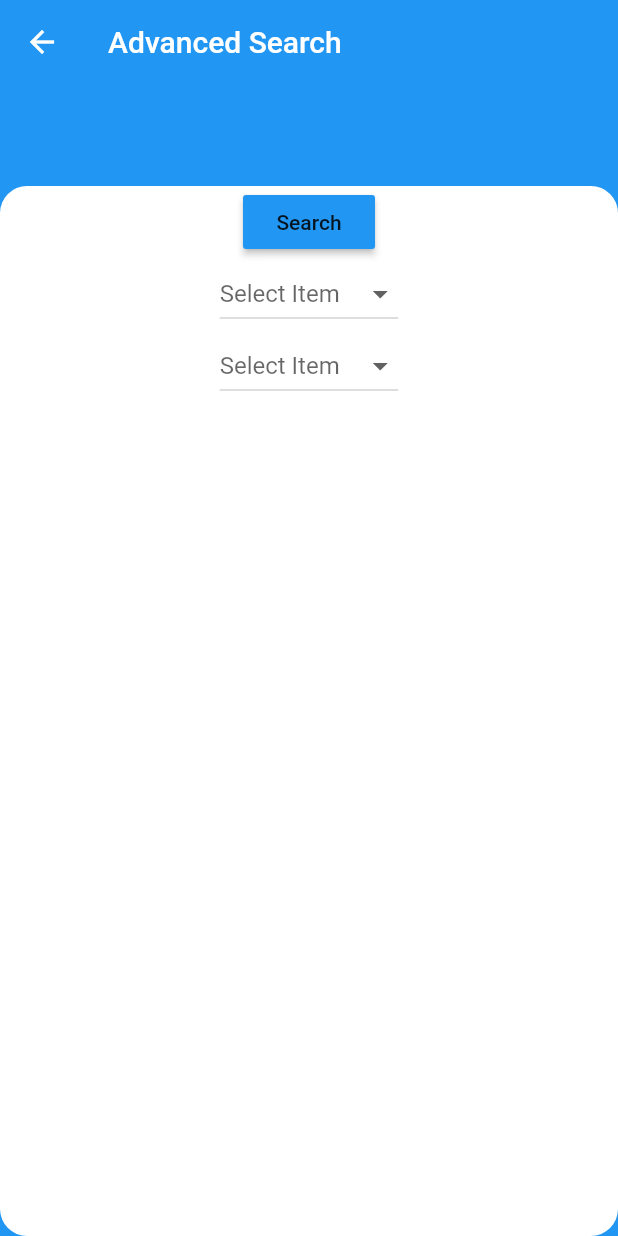
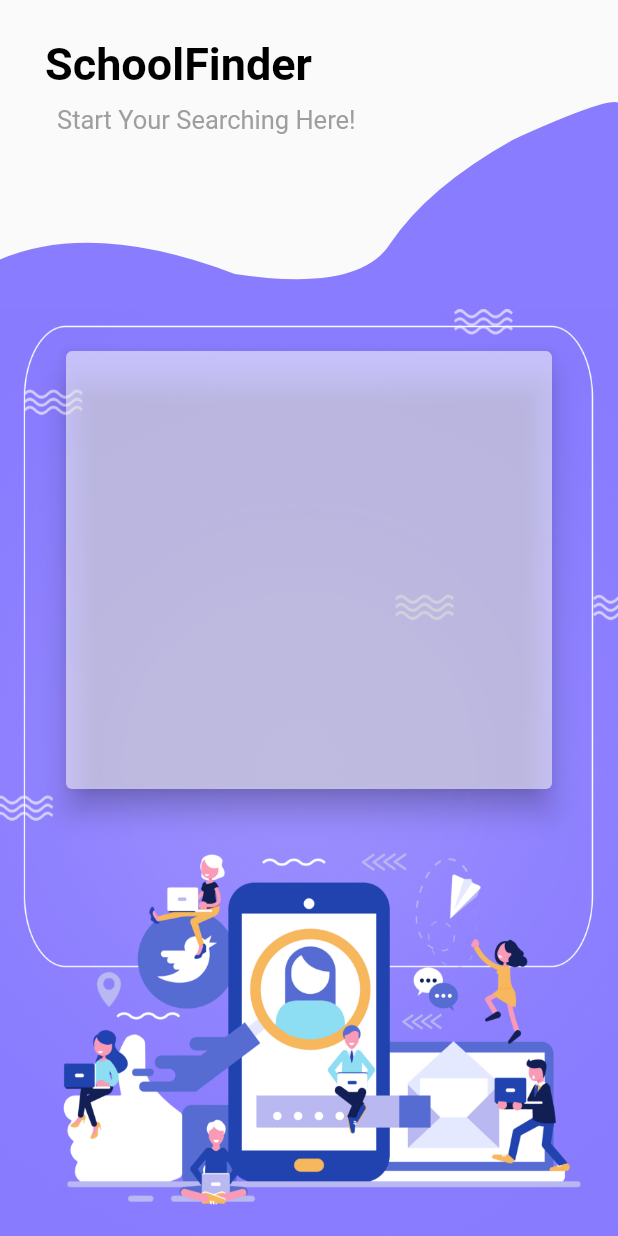
Before and after one commit to tb960/CZ2006-ntuSE, a Flutter app: the screen it shows after launch, after a tap on "Guest User", on a phone screen of 412 x 824 dp. Run offline on Flutter 3.47's test engine with Material 2 defaults, Android fonts, the phone set to English and light mode, and no system bars.

Commit message:
added search landing page screen

```diff
--- a/lib/advancedSearch.dart
+++ b/lib/advancedSearch.dart
@@ -46,6 +46,7 @@ class AdvancedSearchScreen extends StatelessWidget {
                 Container(
                   child: DropMenu(),
                 ),
+                SizedBox(height: 10.0),
                 Container(
                   child: DropMenu(),
                 ),
@@ -67,6 +68,13 @@ class _DropMenuState extends State<DropMenu> {
   @override
   Widget build(BuildContext context) {
     return Container(
+      padding: EdgeInsets.only(left:15.0),
+      width: 200.0,
+      decoration: BoxDecoration(
+        borderRadius: BorderRadius.circular(20.0),
+        color: Colors.grey,
+      ),
+      child: DropdownButtonHideUnderline(
         child: DropdownButton<String>(
           hint: Text('Select Item'),
           value: selectedUser,
@@ -89,6 +97,7 @@ class _DropMenuState extends State<DropMenu> {
             );
           }).toList(),
         ),
+      ),
     );
   }
 }
--- a/lib/home.dart
+++ b/lib/home.dart
@@ -56,7 +56,7 @@ class FirstPage extends StatelessWidget {
             ),
             GestureDetector(
               onTap: () {
-                Navigator.pushNamed(context, '/advancedSearch');
+                Navigator.pushNamed(context, '/searchLanding');
               },
               child: Text(
                 'Guest User',
--- a/lib/main.dart
+++ b/lib/main.dart
@@ -3,6 +3,7 @@ import 'home.dart';
 import 'login.dart';
 import 'signUp.dart';
 import 'advancedSearch.dart';
+import 'searchLandingPage.dart';
 
 void main() => runApp(MyApp());
 
@@ -15,6 +16,7 @@ class MyApp extends StatelessWidget {
         '/': (context) => FirstPage(),
         '/login': (context) => LoginScreen(),
         '/signUp': (context) => SignUpScreen(),
+        '/searchLanding':(context) => SearchLandingScreen(),
         '/advancedSearch': (context) => AdvancedSearchScreen(),
       },
     );
--- /dev/null
+++ b/lib/searchCriteria.dart
@@ -0,0 +1,7 @@
+class SearchCriteria{
+
+}
+
+//i should make a function to choose on which function should be execute to fetch the data from
+//the function should take in four String from this class
+//if any of the string is null it need to handle the null value of the string and try to choose one function to fetc the au
--- /dev/null
+++ b/lib/searchLandingPage.dart
@@ -0,0 +1,108 @@
+import 'package:flutter/material.dart';
+
+class SearchLandingScreen extends StatelessWidget {
+  @override
+  Widget build(BuildContext context) {
+    return Scaffold(
+      body: Container(
+        height: double.infinity,
+        width: double.infinity,
+        child: CustomPaint(
+          painter: CurvePainter(),
+          child: SafeArea(
+            child: Column(
+              crossAxisAlignment: CrossAxisAlignment.start,
+              mainAxisAlignment: MainAxisAlignment.start,
+              children: <Widget>[
+                Container(
+                  padding: EdgeInsets.only(left: 30.0, top: 25.0),
+                  child: Text(
+                    "SchoolFinder",
+                    style: TextStyle(
+                      color: Colors.black,
+                      fontSize: 30.0,
+                      fontWeight: FontWeight.bold,
+                    ),
+                  ),
+                ),
+                Container(
+                  padding: EdgeInsets.only(left: 38.0, top: 10.0),
+                  child: Text(
+                    "Start Your Searching Here!",
+                    style: TextStyle(
+                      color: Colors.grey,
+                      fontSize: 17.0,
+                    ),
+                  ),
+                ),
+                Expanded(
+                  child: Stack(
+                    children: <Widget>[
+                      Column(
+                        mainAxisAlignment: MainAxisAlignment.end,
+                        children: <Widget>[
+                          Container(
+                            child: Image(
+                              image: AssetImage('images/searchLandingPage.jpg'),
+                            ),
+                          ),
+                        ],
+                      ),
+                      Container(
+                        alignment: Alignment.topCenter,
+                        padding: new EdgeInsets.only(
+                            top: MediaQuery.of(context).size.height * 0.17,
+                            right: 40.0,
+                            left: 40.0),
+                        child: new Container(
+                          height: 300.0,
+                          width: MediaQuery.of(context).size.width,
+                          child: new Card(
+                            color: Color(0x8CFFFFFF),
+                            elevation: 8.0,
+                          ),
+                        ),
+                      )
+                    ],
+                  ),
+                ),
+              ],
+            ),
+          ),
+        ),
+      ),
+    );
+  }
+}
+
+class CurvePainter extends CustomPainter {
+  @override
+  void paint(Canvas canvas, Size size) {
+    var paint = Paint();
+    paint.color = Color(0xFF897CFF);
+    paint.style = PaintingStyle.fill;
+
+    var path = Path();
+
+    path.moveTo(0, size.height * 0.21);
+    path.quadraticBezierTo(
+        size.width*0.15, size.height*0.178, size.width*0.38, size.height * 0.2217);
+    path.quadraticBezierTo(
+        size.width*0.5814, size.height*0.23698, size.width*0.6315, size.height * 0.1971);
+    path.quadraticBezierTo(
+        size.width*0.6917, size.height*0.1518, size.width*0.8301, size.height * 0.113);
+    path.quadraticBezierTo(
+        size.width*0.9801, size.height*0.079, size.width, size.height * 0.083);
+    path.lineTo(size.width, size.height);
+    path.lineTo(0, size.height);
+
+
+
+    canvas.drawPath(path, paint);
+  }
+
+  @override
+  bool shouldRepaint(CustomPainter oldDelegate) {
+    return true;
+  }
+}
```
Also changed, not shown: images/searchLandingPage.jpg (added). Lines whose indentation alone changed are shown as unchanged.
